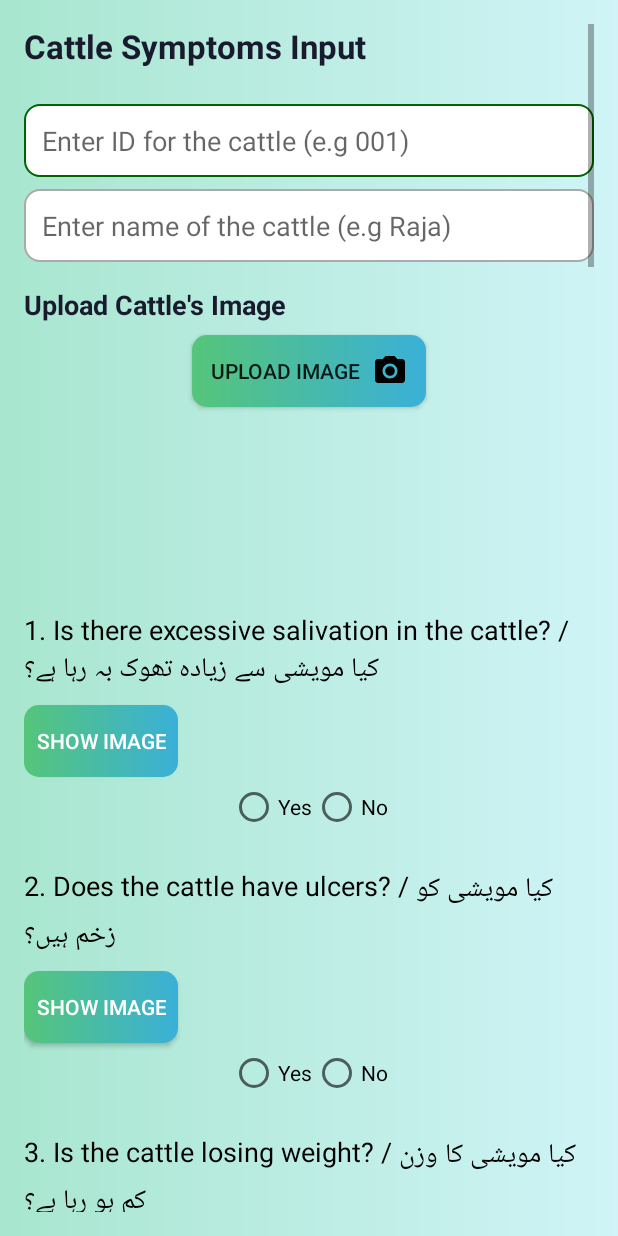
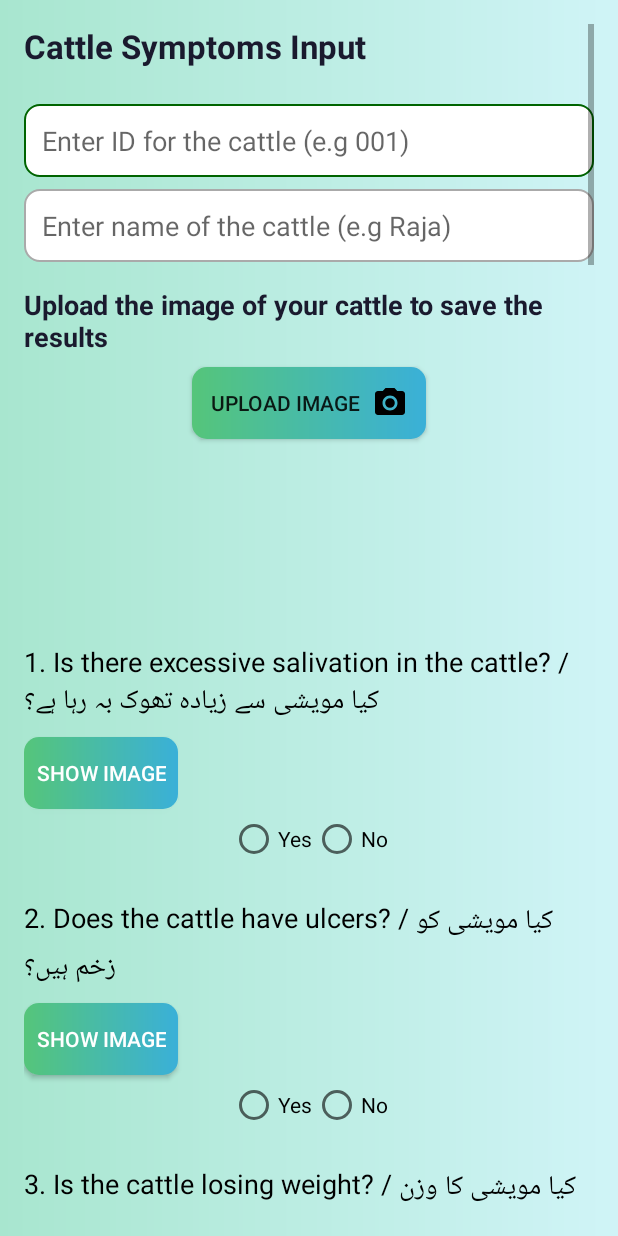
Before and after one commit to Abdulislam381/Cattle-Disease-Prediction, an Android app: the PredictDiseaseActivity screen opened directly, with no data from a screen before it, on a phone screen of 412 x 824 dp. Run offline under Robolectric (Android 15) with nearby library versions, the phone set to English and light mode, and no system bars.

Commit message:
This is our second commit

```diff
--- a/app/src/main/res/layout/activity_predict_disease.xml
+++ b/app/src/main/res/layout/activity_predict_disease.xml
@@ -46,7 +46,7 @@
         <TextView
             android:layout_width="wrap_content"
             android:layout_height="wrap_content"
-            android:text="Upload Cattle's Image"
+            android:text="Upload the image of your cattle to save the results"
             android:textSize="18sp"
             android:textStyle="bold"
             android:layout_marginTop="16dp"
```
